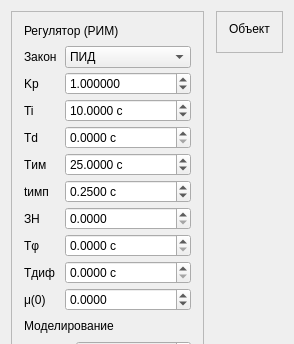
Qt form ui/tabs/rim-tab.ui (VadmanBat/Irbis) before a commit; both pictures show x 0 to 294 and y 0 to 344 of the 294 by 562 pixel window.
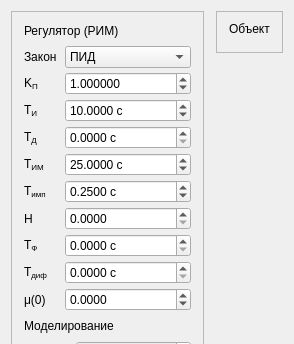
The same form after that commit. Custom widgets are drawn as their Qt base class.

```diff
--- a/ui/tabs/rim-tab.ui
+++ b/ui/tabs/rim-tab.ui
@@ -127,8 +127,11 @@
           </item>
           <item row="1" column="0">
            <widget class="QLabel" name="kpLabel">
+            <property name="textFormat">
+             <enum>Qt::RichText</enum>
+            </property>
             <property name="text">
-             <string>Kp</string>
+             <string>K&lt;sub&gt;П&lt;/sub&gt;</string>
             </property>
             <property name="buddy">
              <cstring>kpSpin</cstring>
@@ -156,8 +159,11 @@
           </item>
           <item row="2" column="0">
            <widget class="QLabel" name="tiLabel">
+            <property name="textFormat">
+             <enum>Qt::RichText</enum>
+            </property>
             <property name="text">
-             <string>Ti</string>
+             <string>T&lt;sub&gt;И&lt;/sub&gt;</string>
             </property>
             <property name="buddy">
              <cstring>tiSpin</cstring>
@@ -188,8 +194,11 @@
           </item>
           <item row="3" column="0">
            <widget class="QLabel" name="tdLabel">
+            <property name="textFormat">
+             <enum>Qt::RichText</enum>
+            </property>
             <property name="text">
-             <string>Td</string>
+             <string>T&lt;sub&gt;Д&lt;/sub&gt;</string>
             </property>
             <property name="buddy">
              <cstring>tdSpin</cstring>
@@ -220,8 +229,11 @@
           </item>
           <item row="4" column="0">
            <widget class="QLabel" name="travelLabel">
+            <property name="textFormat">
+             <enum>Qt::RichText</enum>
+            </property>
             <property name="text">
-             <string>Tим</string>
+             <string>T&lt;sub&gt;ИМ&lt;/sub&gt;</string>
             </property>
             <property name="buddy">
              <cstring>travelSpin</cstring>
@@ -252,8 +264,11 @@
           </item>
           <item row="5" column="0">
            <widget class="QLabel" name="pulseLabel">
+            <property name="textFormat">
+             <enum>Qt::RichText</enum>
+            </property>
             <property name="text">
-             <string>tимп</string>
+             <string>T&lt;sub&gt;имп&lt;/sub&gt;</string>
             </property>
             <property name="buddy">
              <cstring>pulseSpin</cstring>
@@ -285,7 +300,7 @@
           <item row="6" column="0">
            <widget class="QLabel" name="deadzoneLabel">
             <property name="text">
-             <string>ЗН</string>
+             <string>H</string>
             </property>
             <property name="buddy">
              <cstring>deadzoneSpin</cstring>
@@ -313,8 +328,11 @@
           </item>
           <item row="7" column="0">
            <widget class="QLabel" name="filterLabel">
+            <property name="textFormat">
+             <enum>Qt::RichText</enum>
+            </property>
             <property name="text">
-             <string>Tφ</string>
+             <string>T&lt;sub&gt;Ф&lt;/sub&gt;</string>
             </property>
             <property name="buddy">
              <cstring>filterSpin</cstring>
@@ -345,8 +363,11 @@
           </item>
           <item row="8" column="0">
            <widget class="QLabel" name="diffLabel">
+            <property name="textFormat">
+             <enum>Qt::RichText</enum>
+            </property>
             <property name="text">
-             <string>Tдиф</string>
+             <string>T&lt;sub&gt;диф&lt;/sub&gt;</string>
             </property>
             <property name="buddy">
              <cstring>diffSpin</cstring>
```
Left out of the diff: 10 changed lines with no effect on the pictures.
